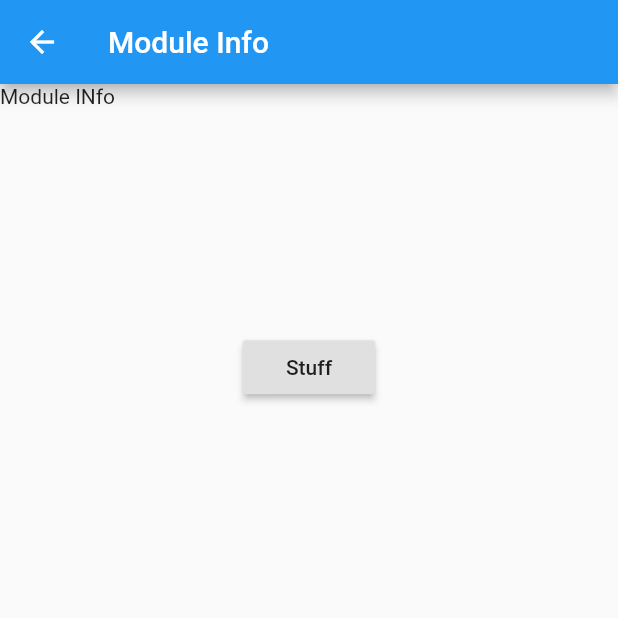
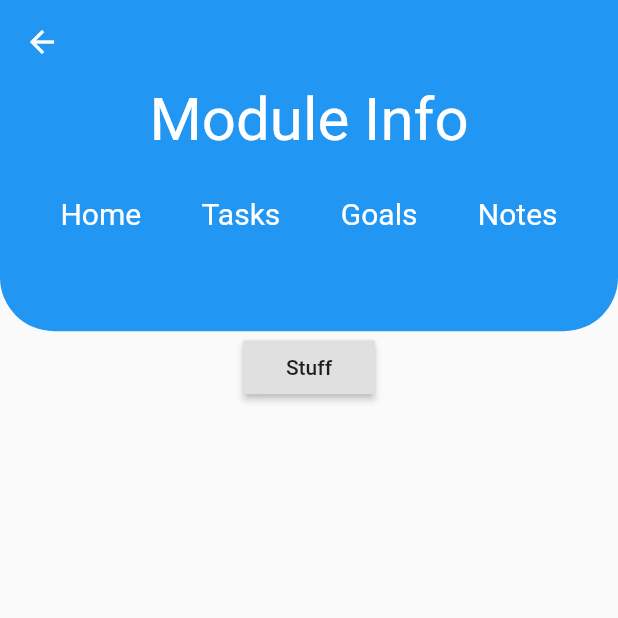
Before and after one commit to jonahbard/Modulate, a Flutter app: the ModuleHome screen opened directly, on a phone screen of 412 x 824 dp, the top half of it. Run offline on Flutter 3.47's test engine with Material 2 defaults, Android fonts, the phone set to English and light mode, and no system bars; our stand-ins replace cloud_firestore, firebase_auth, firebase_core; accounts and stored records are empty.

Commit message:
module_home.dart

```diff
--- a/lib/screens/module_home.dart
+++ b/lib/screens/module_home.dart
@@ -7,14 +7,74 @@ class ModuleHome extends StatelessWidget {
     return Container(
       child: Scaffold(
         appBar: AppBar(
-          title: Text("Module Info"),
+          elevation: 0,
         ),
         body: Column(
           children: [
-            SizedBox(
-              child: Text("Module INfo"),
-              width: size.width,
-              height: size.height*0.2,
+            Stack(
+              children: [
+                Container(
+                  //color: Colors.black,
+                  height: size.height * 0.2,
+                  decoration: BoxDecoration(
+                    borderRadius: BorderRadius.only(
+                      bottomLeft: Radius.circular(36),
+                      bottomRight: Radius.circular(36),
+                    ),
+                    color: Colors.blue,
+                  ),
+                ),
+                Column(
+                  children: [
+                    Container(
+                      width: size.width,
+                      height: size.height * 0.08,
+                      child: Text(
+                        "Module Info",
+                        style: TextStyle(fontSize: 40, color: Colors.white),
+                        textAlign: TextAlign.center,
+                      ),
+                    ),
+                    Container(
+                      width: size.width,
+                      height: size.height * 0.05,
+                      child: Row(
+                        mainAxisAlignment: MainAxisAlignment.spaceEvenly,
+                        children: [
+                          Text(
+                            "Home",
+                            style: TextStyle(
+                              color: Colors.white,
+                              fontSize: 20,
+                            ),
+                          ),
+                          Text(
+                            "Tasks",
+                            style: TextStyle(
+                              color: Colors.white,
+                              fontSize: 20,
+                            ),
+                          ),
+                          Text(
+                            "Goals",
+                            style: TextStyle(
+                              color: Colors.white,
+                              fontSize: 20,
+                            ),
+                          ),
+                          Text(
+                            "Notes",
+                            style: TextStyle(
+                              color: Colors.white,
+                              fontSize: 20,
+                            ),
+                          ),
+                        ],
+                      ),
+                    )
+                  ],
+                )
+              ],
             ),
             RaisedButton(
               child: Text(
--- a/lib/screens/track_home.dart
+++ b/lib/screens/track_home.dart
@@ -9,15 +9,18 @@ class TrackHome extends StatefulWidget {
   TrackHome({this.name});
 
   @override
-  _TrackHomeState createState() => _TrackHomeState(name: name);
+  _TrackHomeState createState() => _TrackHomeState(name);
 }
 
 class _TrackHomeState extends State<TrackHome> {
-  final String name;
+  String name;
   List<dynamic> _moduleNames = [];
   List<dynamic> _moduleInfo = [];
 
-  _TrackHomeState({this.name});
+  _TrackHomeState(String name){
+    this.name = name;
+    getData();
+  }
 
   getData() async {
     String uid = FirebaseAuth.instance.currentUser.uid;
@@ -31,7 +34,6 @@ class _TrackHomeState extends State<TrackHome> {
   }
 
   Widget _buildView() {
-    getData();
     return ListView.builder(
         itemCount: _moduleNames.length,
         itemBuilder: (context, index) {
```
